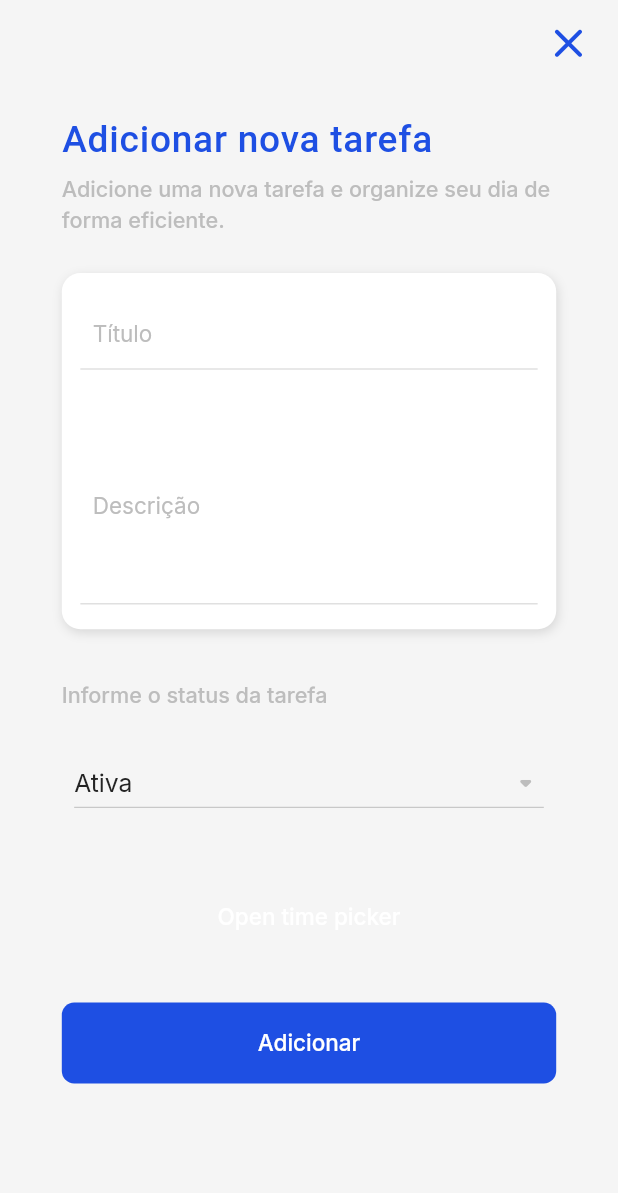
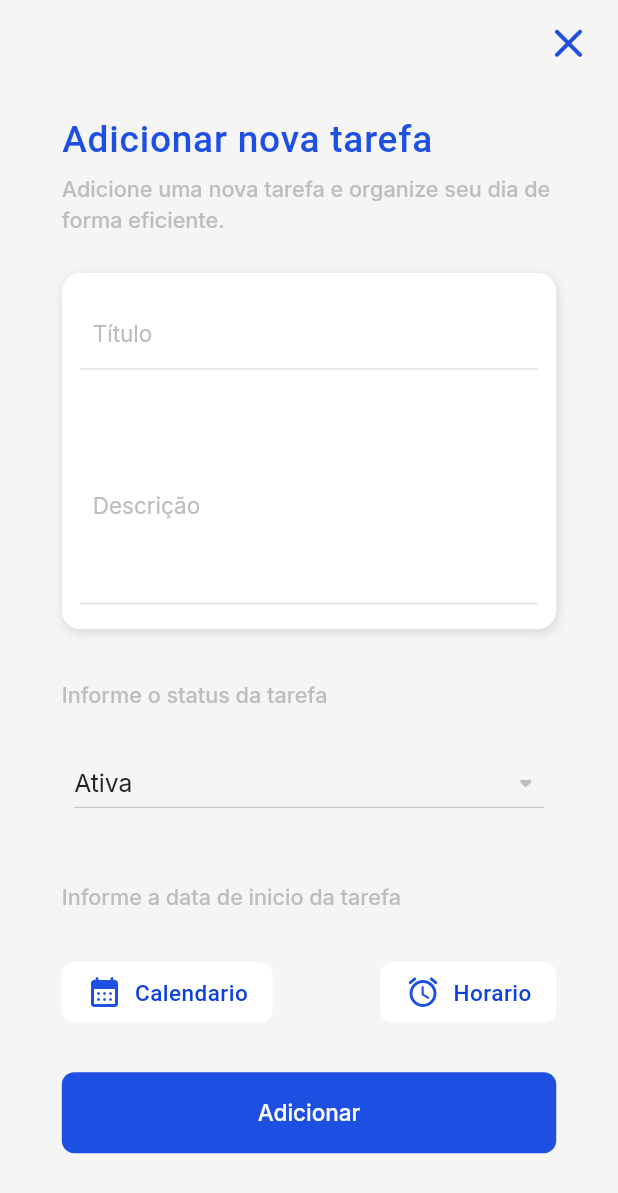
Before and after one commit to Thiago2807/TodoList, a Flutter app: the AddTaskScreen screen opened directly, on a phone screen of 412 x 824 dp. Shown: the top 1193 px of the screen. Run offline on Flutter 3.47's test engine with Material 2 defaults, Android fonts, the phone set to English and light mode, and no system bars; our stand-ins replace dio, email_validator, flutter_mobx, flutter_native_splash, flutter_svg, get_it and 4 more; missing offline and left inert: day_night_time_picker; accounts and stored records are empty; generated files the repository leaves out were written again; Roboto replaces fonts that are missing (Dosis).

Commit message:
Trabalhando com data

```diff
--- a/TodoList_App/todolist_app/lib/domain/entities/todo_entity.dart
+++ b/TodoList_App/todolist_app/lib/domain/entities/todo_entity.dart
@@ -6,23 +6,27 @@ class TodoEntity {
     required this.title,
     required this.statusTodo,
     required this.description,
+    required this.dhInicio,
   });
 
   String title;
   String? todoId;
   String description;
   StatusTodoEnum statusTodo;
+  DateTime dhInicio;
 
   factory TodoEntity.fromJson(Map<String, dynamic> json) => TodoEntity(
         statusTodo: StatusTodoEnum.values[json["statusTodo"]],
         description: json["description"] as String,
         todoId: json["todoId"] as String,
         title: json["title"] as String,
+        dhInicio: json["dhInicio"] as DateTime,
       );
 
   Map<String, dynamic> toJson() => {
         "statusTodo": statusTodo.index,
         "description": description,
         "title": title,
+        "dhInicio": dhInicio.toIso8601String()
       };
 }
--- a/TodoList_App/todolist_app/lib/domain/themes/theme_dark.dart
+++ b/TodoList_App/todolist_app/lib/domain/themes/theme_dark.dart
@@ -63,6 +63,11 @@ ThemeData get customThemeDataDark => ThemeData(
           letterSpacing: .3,
           fontWeight: FontWeight.w500,
         ),
+
+        bodySmall: FontGoogle.interFont(
+          color: Colors.grey.shade50,
+        ),
+
       ),
       // FIM: Text
 
--- a/TodoList_App/todolist_app/lib/domain/themes/theme_light.dart
+++ b/TodoList_App/todolist_app/lib/domain/themes/theme_light.dart
@@ -67,6 +67,11 @@ ThemeData get customThemeDataLight => ThemeData(
           letterSpacing: .3,
           fontWeight: FontWeight.w500,
         ),
+
+        bodySmall: FontGoogle.interFont(
+          color: Colors.black26,
+        ),
+
       ),
       // FIM: Text
 
--- a/TodoList_App/todolist_app/lib/presentation/screens/add_task/add_task_screen.dart
+++ b/TodoList_App/todolist_app/lib/presentation/screens/add_task/add_task_screen.dart
@@ -7,7 +7,7 @@ import 'package:todolist_app/presentation/screens/add_task/component/dropdown.da
 import 'package:todolist_app/presentation/screens/add_task/component/input.dart';
 import 'package:todolist_app/presentation/screens/add_task/state/add_task_state.dart';
 import '../../fonts/fonts.dart';
-import 'component/time.dart';
+import 'component/datetime_component.dart';
 
 class AddTaskScreen extends StatefulWidget {
   const AddTaskScreen({super.key});
@@ -121,19 +121,34 @@ class _AddTaskScreenState extends State<AddTaskScreen> {
               SizedBox(height: size.height * .02),
               const DropdownCustom(),
               SizedBox(height: size.height * .04),
-              const TimerTask(),
+              Text(
+                "Informe a data de inicio da tarefa",
+                style: FontGoogle.interFont(
+                  fontWeight: FontWeight.w500,
+                  size: size.width * .035,
+                  color: Colors.grey.shade400,
+                ),
+              ),
+              SizedBox(height: size.height * .04),
+              const DateTimeComponent(),
               SizedBox(height: size.height * .04),
               GestureDetector(
                 onTap: () async {
                   FocusScope.of(context).unfocus();
 
+                  final AddTaskState state =
+                      Provider.of<AddTaskState>(context, listen: false);
+
                   await _iTodoServices.addNewTask(
                       context: context,
                       title: _titleController,
                       description: _descriptionController,
-                      statusTodo:
-                          Provider.of<AddTaskState>(context, listen: false)
-                              .valueDrop);
+                      statusTodo: state.valueDrop);
+
+                  if (context.mounted) {
+                    state.dtTask = null;
+                    state.timeTask = null;
+                  }
                 },
                 child: Container(
                   padding: EdgeInsets.symmetric(vertical: size.height * .02),
--- /dev/null
+++ b/TodoList_App/todolist_app/lib/presentation/screens/add_task/component/datetime_component.dart
@@ -0,0 +1,92 @@
+import 'package:flutter/material.dart';
+import 'package:flutter_mobx/flutter_mobx.dart';
+import 'package:intl/intl.dart';
+import 'package:provider/provider.dart';
+import 'package:todolist_app/presentation/screens/add_task/component/time.dart';
+import 'package:todolist_app/presentation/screens/add_task/state/add_task_state.dart';
+
+import 'calendar.dart';
+
+class DateTimeComponent extends StatelessWidget {
+  const DateTimeComponent({super.key});
+
+  @override
+  Widget build(BuildContext context) {
+    final ThemeData theme = Theme.of(context);
+    final Size size = MediaQuery.sizeOf(context);
+
+    final AddTaskState stateScreen = Provider.of<AddTaskState>(context);
+
+    return Wrap(
+      crossAxisAlignment: WrapCrossAlignment.center,
+      alignment: WrapAlignment.spaceBetween,
+      children: [
+        GestureDetector(
+          onTap: () async => await calendarCustom(context: context),
+          child: Container(
+            padding: EdgeInsets.symmetric(
+              vertical: size.height * .01,
+              horizontal: size.width * .04,
+            ),
+            decoration: BoxDecoration(
+              color: theme.colorScheme.tertiaryContainer,
+              borderRadius: BorderRadius.circular(size.width * .02),
+            ),
+            child: Row(
+              mainAxisSize: MainAxisSize.min,
+              children: [
+                const Icon(Icons.calendar_month_rounded),
+                SizedBox(width: size.width * .02),
+                Observer(
+                  builder: (_) => Text(
+                    stateScreen.dtTask == null
+                        ? "Calendario"
+                        : DateFormat("dd/MM/yyyy").format(stateScreen.dtTask!),
+                    style: theme.textTheme.titleLarge,
+                  ),
+                ),
+              ],
+            ),
+          ),
+        ),
+        SizedBox(width: size.width * .04),
+        GestureDetector(
+          onTap: () async => await timerTask(context: context),
+          child: Container(
+            padding: EdgeInsets.symmetric(
+              vertical: size.height * .01,
+              horizontal: size.width * .04,
+            ),
+            decoration: BoxDecoration(
+              color: theme.colorScheme.tertiaryContainer,
+              borderRadius: BorderRadius.circular(size.width * .02),
+            ),
+            child: Row(
+              mainAxisSize: MainAxisSize.min,
+              children: [
+                const Icon(Icons.alarm_rounded),
+                SizedBox(width: size.width * .02),
+                Observer(
+                  builder: (_) => Text(
+                    stateScreen.timeTask == null
+                        ? "Horario"
+                        : DateFormat("HH:mm").format(
+                            DateTime(
+                              DateTime.now().year,
+                              DateTime.now().month,
+                              DateTime.now().day,
+                              stateScreen.timeTask!.hour,
+                              stateScreen.timeTask!.minute,
+                            ),
+                          ),
+                    style: theme.textTheme.titleLarge,
+                  ),
+                ),
+              ],
+            ),
+          ),
+        ),
+      ],
+    );
+  }
+}
--- a/TodoList_App/todolist_app/lib/presentation/screens/add_task/component/time.dart
+++ b/TodoList_App/todolist_app/lib/presentation/screens/add_task/component/time.dart
@@ -1,25 +1,26 @@
 import 'package:day_night_time_picker/day_night_time_picker.dart';
 import 'package:day_night_time_picker/lib/daynight_timepicker.dart';
 import 'package:flutter/material.dart';
+import 'package:provider/provider.dart';
 
-class TimerTask extends StatelessWidget {
-  const TimerTask({super.key});
+import '../state/add_task_state.dart';
 
-  @override
-  Widget build(BuildContext context) {
+Future timerTask({required BuildContext context}) async {
+  final AddTaskState stateScreen = Provider.of<AddTaskState>(context, listen: false);
+
   final Size size = MediaQuery.sizeOf(context);
   final ThemeData theme = Theme.of(context);
 
-    return TextButton(
-      onPressed: () async {
-        final value = await Navigator.of(context).push(
+  Time timeResponse = Time(hour: 6, minute: 0);
+
+  await Navigator.of(context).push(
     showPicker(
       context: context,
-            value: Time(hour: 6, minute: 0),
-            sunrise: const TimeOfDay(hour: 6, minute: 0), // optional
-            sunset: const TimeOfDay(hour: 18, minute: 0), // optional
-            duskSpanInMinutes: 120, // optional
-            onChange: (value) {},
+      value: (stateScreen.timeTask ?? Time(hour: 6, minute: 0)) as Time,
+      sunrise: const TimeOfDay(hour: 6, minute: 0),
+      sunset: const TimeOfDay(hour: 18, minute: 0),
+      duskSpanInMinutes: 120,
+      onChange: (value) => timeResponse = value,
       is24HrFormat: true,
       borderRadius: size.width * .02,
       accentColor: theme.primaryColor,
@@ -28,12 +29,5 @@ class TimerTask extends StatelessWidget {
     ),
   );
 
-        print(value.toString());
-      },
-      child: const Text(
-        "Open time picker",
-        style: TextStyle(color: Colors.white),
-      ),
-    );
+  await stateScreen.addTimeTask(time: timeResponse);
 }
-}
--- a/TodoList_App/todolist_app/pubspec.yaml
+++ b/TodoList_App/todolist_app/pubspec.yaml
@@ -55,6 +55,7 @@ dependencies:
   flutter_mobx: ^2.2.0
   mobx_codegen: ^2.4.0
   day_night_time_picker: ^1.3.0+1
+  syncfusion_flutter_datepicker: ^23.2.4
 
 dev_dependencies:
   flutter_test:
```
Also changed, not shown: TodoList_App/todolist_app/lib/application/services/todo_services.dart (+15 -1 lines), TodoList_App/todolist_app/lib/presentation/screens/add_task/component/calendar.dart (added, +75 -0 lines), TodoList_App/todolist_app/lib/presentation/screens/add_task/state/add_task_state.dart (+17 -0 lines), TodoList_App/todolist_app/lib/presentation/screens/add_task/state/add_task_state.g.dart, TodoList_App/todolist_app/pubspec.lock. Lines whose indentation alone changed are shown as unchanged.
